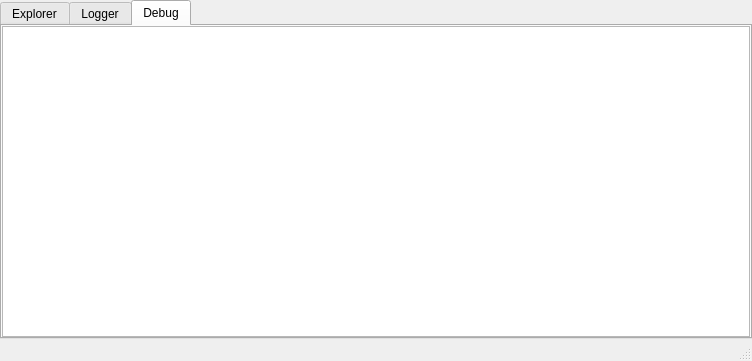
This is gui/qkexplorerwidget.ui in QkThings/qkdaemon_old as Qt 5 draws it before an edit. The edited form follows.
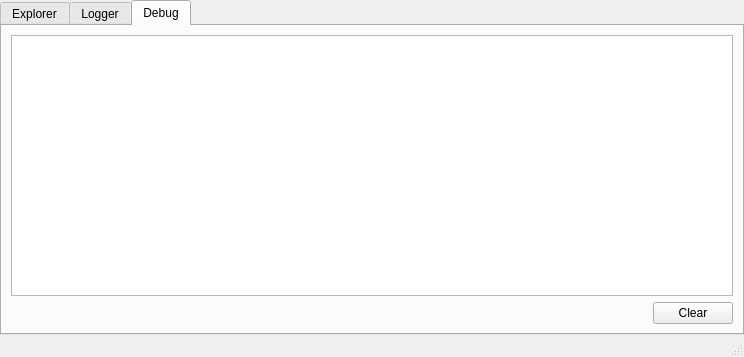
This is the edited form. The open tabs and pages were chosen to show the change. Custom widgets are drawn as their Qt base class.

```diff
--- a/gui/qkexplorerwidget.ui
+++ b/gui/qkexplorerwidget.ui
@@ -6,8 +6,8 @@
    <rect>
     <x>0</x>
     <y>0</y>
-    <width>752</width>
-    <height>361</height>
+    <width>744</width>
+    <height>357</height>
    </rect>
   </property>
   <property name="windowTitle">
@@ -22,11 +22,11 @@
      <number>0</number>
     </property>
     <item>
-     <widget class="QTabWidget" name="debugText">
+     <widget class="QTabWidget" name="explorerTabs">
       <property name="currentIndex">
        <number>0</number>
       </property>
-      <widget class="QWidget" name="tab">
+      <widget class="QWidget" name="explorerTab">
        <attribute name="title">
         <string>Explorer</string>
        </attribute>
@@ -297,7 +297,7 @@
         </item>
        </layout>
       </widget>
-      <widget class="QWidget" name="tab_2">
+      <widget class="QWidget" name="loggerTab">
        <attribute name="title">
         <string>Logger</string>
        </attribute>
@@ -310,16 +310,41 @@
         </item>
        </layout>
       </widget>
-      <widget class="QWidget" name="tab_3">
+      <widget class="QWidget" name="debugTab">
        <attribute name="title">
         <string>Debug</string>
        </attribute>
        <layout class="QVBoxLayout" name="verticalLayout_3">
-        <property name="margin">
-         <number>0</number>
-        </property>
         <item>
-         <widget class="QTextEdit" name="textEdit"/>
+         <widget class="QTextEdit" name="debugText">
+          <property name="readOnly">
+           <bool>true</bool>
+          </property>
+         </widget>
+        </item>
+        <item>
+         <layout class="QHBoxLayout" name="horizontalLayout_4">
+          <item>
+           <spacer name="horizontalSpacer">
+            <property name="orientation">
+             <enum>Qt::Horizontal</enum>
+            </property>
+            <property name="sizeHint" stdset="0">
+             <size>
+              <width>40</width>
+              <height>20</height>
+             </size>
+            </property>
+           </spacer>
+          </item>
+          <item>
+           <widget class="QPushButton" name="clearDebug_button">
+            <property name="text">
+             <string>Clear</string>
+            </property>
+           </widget>
+          </item>
+         </layout>
         </item>
        </layout>
       </widget>
```
Left out of the diff: 48 changed lines with no effect on the pictures.
